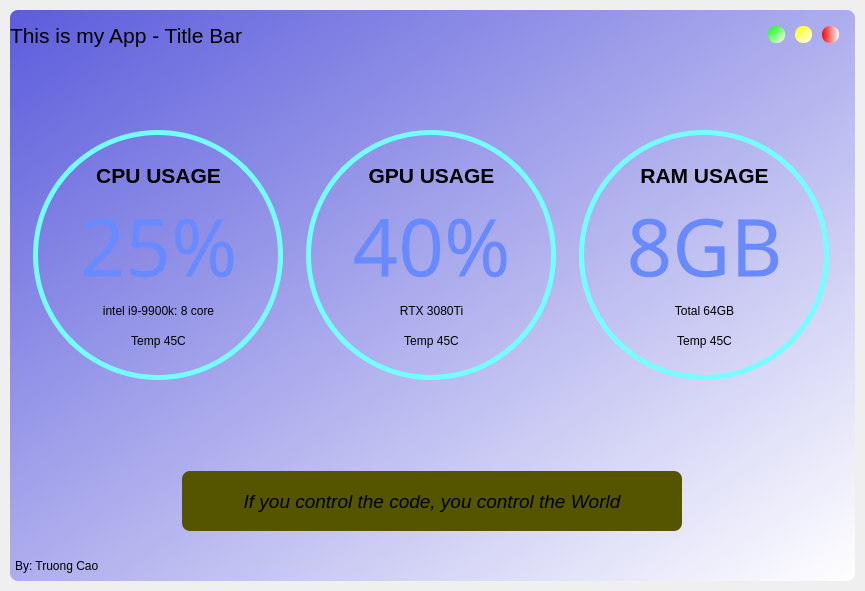
Qt form Custom_title_bar/ui_main.ui (truongcao98/Qt_designer) before a commit.
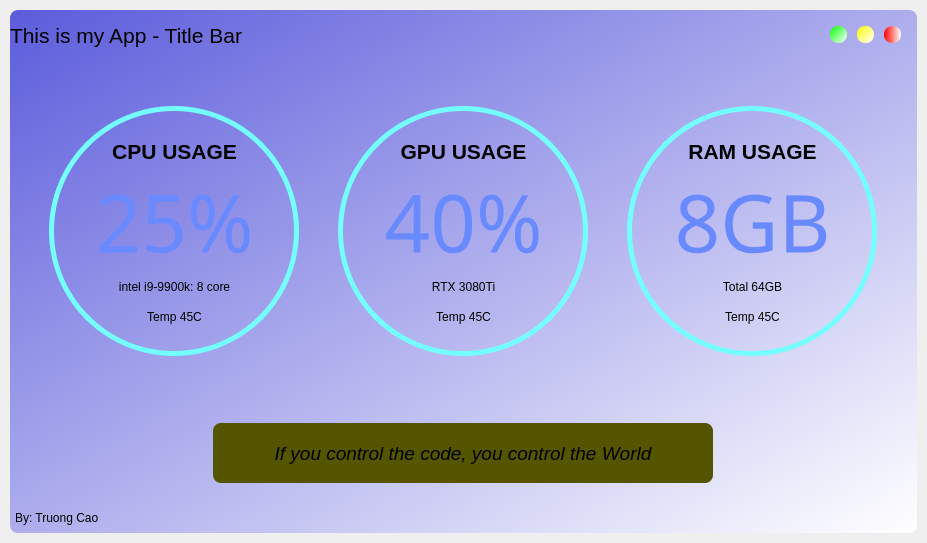
The same form after that commit.

Diff of the .ui file:
```diff
--- a/Custom_title_bar/ui_main.ui
+++ b/Custom_title_bar/ui_main.ui
@@ -6,8 +6,8 @@
    <rect>
     <x>0</x>
     <y>0</y>
-    <width>865</width>
-    <height>591</height>
+    <width>927</width>
+    <height>543</height>
    </rect>
   </property>
   <property name="windowTitle">
```
Left out of the diff: 13 changed lines with no effect on the pictures.
